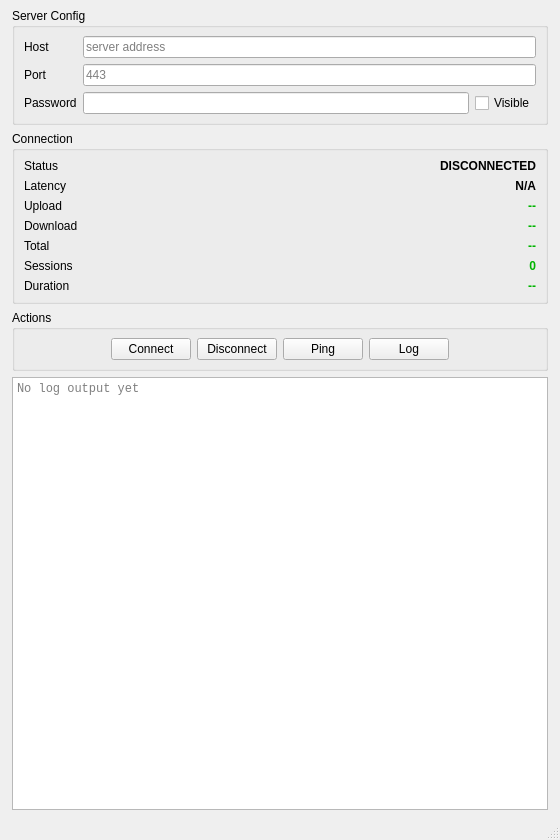
Before: the Qt Designer form Client/mainwindow.ui in xyanrch1024/overplus, drawn with Qt 5.
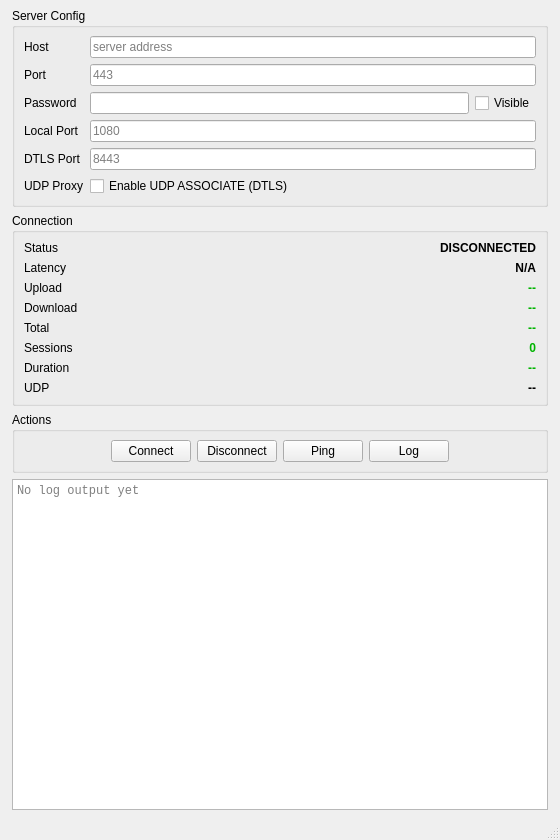
After: the same form once the commit is applied.

Commit message: feat: add UDP proxy via DTLS, GUI controls, and production fixes

Patch:
```diff
--- a/Client/mainwindow.ui
+++ b/Client/mainwindow.ui
@@ -73,6 +73,36 @@
          </item>
         </layout>
        </item>
+        <item row="3" column="0">
+         <widget class="QLabel" name="label_local_port">
+          <property name="text"><string>Local Port</string></property>
+         </widget>
+        </item>
+        <item row="3" column="1">
+         <widget class="QLineEdit" name="LOCAL_PORT">
+          <property name="placeholderText"><string>1080</string></property>
+         </widget>
+        </item>
+        <item row="4" column="0">
+         <widget class="QLabel" name="label_dtls_port">
+          <property name="text"><string>DTLS Port</string></property>
+         </widget>
+        </item>
+        <item row="4" column="1">
+         <widget class="QLineEdit" name="DTLS_PORT">
+          <property name="placeholderText"><string>8443</string></property>
+         </widget>
+        </item>
+        <item row="5" column="0">
+         <widget class="QLabel" name="label_udp">
+          <property name="text"><string>UDP Proxy</string></property>
+         </widget>
+        </item>
+        <item row="5" column="1">
+         <widget class="QCheckBox" name="UDP_CHECKBOX">
+          <property name="text"><string>Enable UDP ASSOCIATE (DTLS)</string></property>
+         </widget>
+        </item>
       </layout>
      </widget>
     </item>
@@ -206,6 +236,23 @@
            </property>
           </widget>
          </item>
+          <item row="7" column="0">
+           <widget class="QLabel" name="label_udp_status">
+            <property name="text"><string>UDP</string></property>
+           </widget>
+          </item>
+          <item row="7" column="1">
+           <widget class="QLabel" name="UDP_STATUS">
+            <property name="font">
+             <font><bold>true</bold></font>
+            </property>
+            <property name="text"><string>--</string></property>
+            <property name="minimumWidth"><number>80</number></property>
+            <property name="alignment">
+             <set>Qt::AlignRight|Qt::AlignVCenter</set>
+            </property>
+           </widget>
+          </item>
         </layout>
      </widget>
     </item>
```
Left out of the diff: 3 changed lines with no effect on the pictures. Lines whose indentation alone changed are shown as unchanged. The commit also changes 25 other files.
